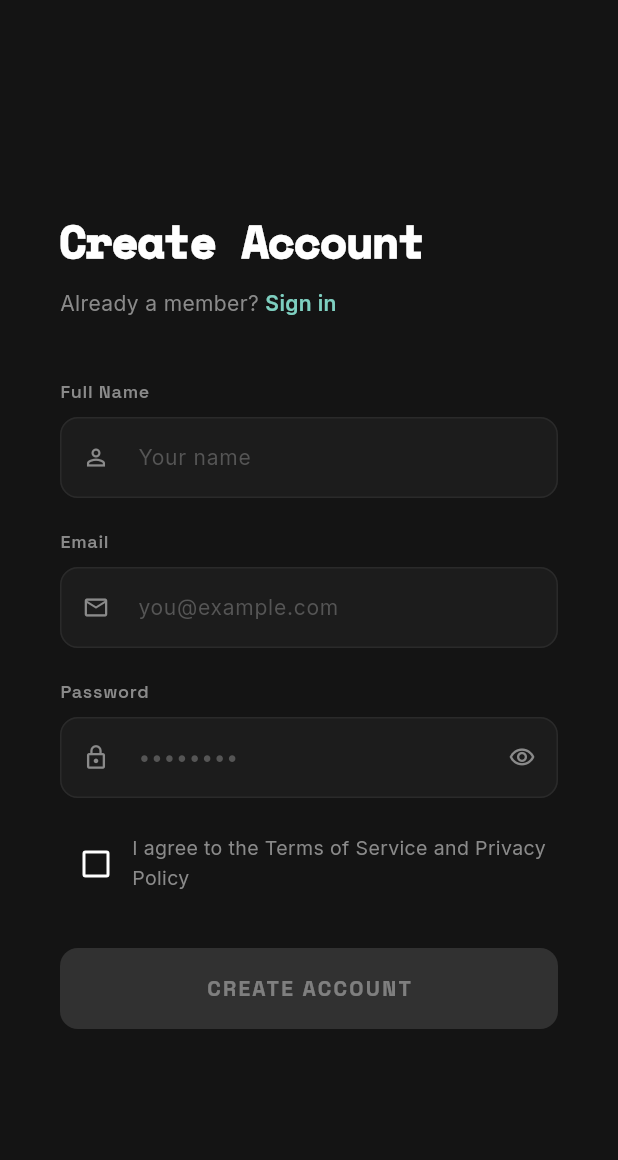
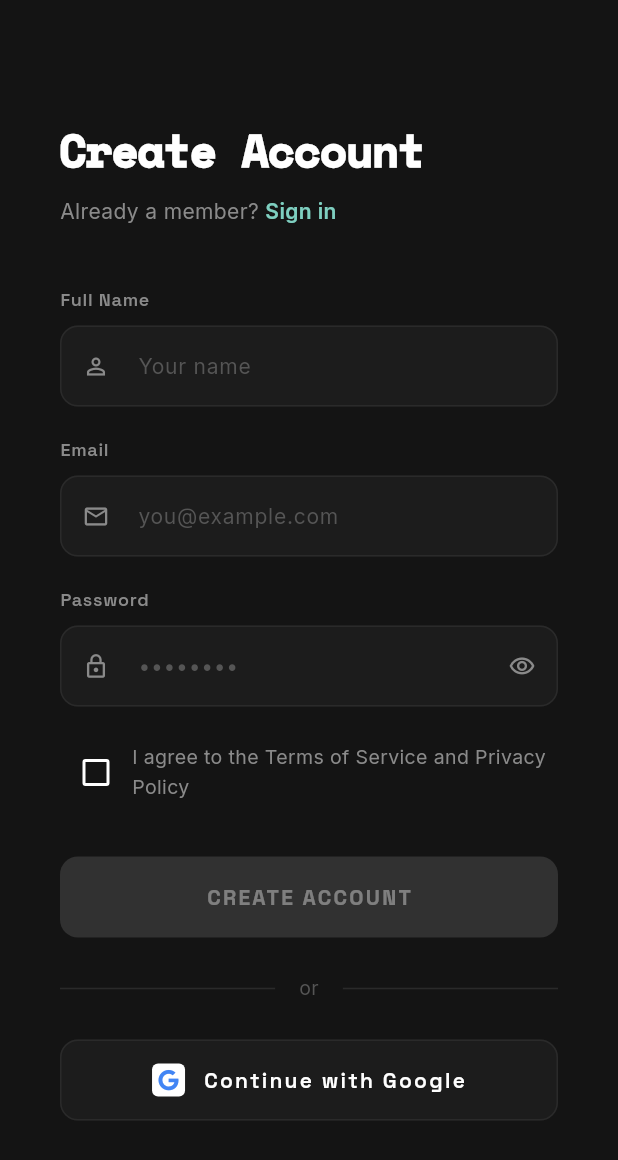
Before and after one commit to Ndwanny/society, a Flutter app: the SignupScreen screen opened by its route, on a phone screen of 412 x 824 dp. Shown: the top 1160 px of the screen. Run offline on Flutter 3.47's test engine with Material 3 defaults, Android fonts, the phone set to English and light mode, and no system bars; our stand-ins replace fl_chart, flutter_animate, font_awesome_flutter, go_router, google_fonts, supabase_flutter and 2 more; accounts and stored records are empty; network calls fail.

Commit message:
Add Google OAuth sign-in to Login and Signup screens
- AuthRepository.signInWithGoogle(): calls Supabase signInWithOAuth(google)
  web redirects automatically; mobile uses custom URI scheme
- _GoogleButton widget: outlined button with Google G icon (font_awesome),
  shows spinner while loading
- LoginScreen: Google button added below email/password divider
- SignupScreen: Google button added below Create Account button with divider

Requires: Google provider enabled in Supabase dashboard + OAuth credentials

Co-Authored-By: Claude Sonnet 4.6 <noreply@anthropic.com>

```diff
--- a/lib/core/repositories/auth_repository.dart
+++ b/lib/core/repositories/auth_repository.dart
@@ -1,3 +1,4 @@
+import 'package:flutter/foundation.dart' show kIsWeb;
 import 'package:supabase_flutter/supabase_flutter.dart';
 import '../services/supabase_service.dart';
 
@@ -34,6 +35,15 @@ class AuthRepository {
     return response.user!;
   }
 
+  /// Sign in with Google via Supabase OAuth.
+  /// On web the browser is redirected automatically; on mobile a WebView opens.
+  Future<void> signInWithGoogle() async {
+    await _client.auth.signInWithOAuth(
+      OAuthProvider.google,
+      redirectTo: kIsWeb ? null : 'io.supabase.society260://login-callback',
+    );
+  }
+
   /// Sign out current user.
   Future<void> signOut() async {
     await _client.auth.signOut();
--- a/lib/features/auth/login_screen.dart
+++ b/lib/features/auth/login_screen.dart
@@ -1,5 +1,6 @@
 import 'package:flutter/material.dart';
 import 'package:flutter_animate/flutter_animate.dart';
+import 'package:font_awesome_flutter/font_awesome_flutter.dart';
 import 'package:google_fonts/google_fonts.dart';
 import 'package:go_router/go_router.dart';
 import 'package:supabase_flutter/supabase_flutter.dart';
@@ -20,6 +21,7 @@ class _LoginScreenState extends State<LoginScreen> {
   final _passCtrl = TextEditingController();
   bool _obscure = true;
   bool _loading = false;
+  bool _googleLoading = false;
 
   @override
   void dispose() {
@@ -267,6 +269,14 @@ class _LoginScreenState extends State<LoginScreen> {
                         const _Divider(),
                         const SizedBox(height: 24),
 
+                        // Google sign-in
+                        _GoogleButton(
+                          loading: _googleLoading,
+                          onPressed: _handleGoogleSignIn,
+                        ),
+
+                        const SizedBox(height: 20),
+
                         // Admin link
                         Center(
                           child: TextButton(
@@ -318,6 +328,25 @@ class _LoginScreenState extends State<LoginScreen> {
     );
   }
 
+  void _handleGoogleSignIn() async {
+    setState(() => _googleLoading = true);
+    try {
+      await _authRepo.signInWithGoogle();
+      // On web, the page redirects — no need to navigate manually.
+    } catch (e) {
+      if (mounted) {
+        ScaffoldMessenger.of(context).showSnackBar(
+          SnackBar(
+            content: Text('Google sign-in failed: $e'),
+            backgroundColor: AppColors.coral,
+          ),
+        );
+      }
+    } finally {
+      if (mounted) setState(() => _googleLoading = false);
+    }
+  }
+
   void _handleLogin() async {
     final email = _emailCtrl.text.trim();
     final password = _passCtrl.text;
@@ -360,6 +389,7 @@ class _SignupScreenState extends State<SignupScreen> {
   final _passCtrl     = TextEditingController();
   bool _obscure = true;
   bool _loading = false;
+  bool _googleLoading = false;
   bool _agreedToTerms = false;
 
   @override
@@ -571,6 +601,15 @@ class _SignupScreenState extends State<SignupScreen> {
                                   ),
                           ),
                         ),
+
+                        const SizedBox(height: 24),
+                        const _Divider(),
+                        const SizedBox(height: 24),
+
+                        _GoogleButton(
+                          loading: _googleLoading,
+                          onPressed: _handleGoogleSignIn,
+                        ),
                       ],
                     ),
                   ),
@@ -581,6 +620,24 @@ class _SignupScreenState extends State<SignupScreen> {
         ],
       ),
     );
+  }
+
+  void _handleGoogleSignIn() async {
+    setState(() => _googleLoading = true);
+    try {
+      await _authRepo.signInWithGoogle();
+    } catch (e) {
+      if (mounted) {
+        ScaffoldMessenger.of(context).showSnackBar(
+          SnackBar(
+            content: Text('Google sign-in failed: $e'),
+            backgroundColor: AppColors.coral,
+          ),
+        );
+      }
+    } finally {
+      if (mounted) setState(() => _googleLoading = false);
+    }
   }
 
   Widget _field(
@@ -693,3 +750,68 @@ class _Divider extends StatelessWidget {
     );
   }
 }
+
+// ─── Google Sign-In Button ────────────────────────────────────────────────────
+class _GoogleButton extends StatelessWidget {
+  final bool loading;
+  final VoidCallback onPressed;
+  const _GoogleButton({required this.loading, required this.onPressed});
+
+  @override
+  Widget build(BuildContext context) {
+    return SizedBox(
+      width: double.infinity,
+      child: OutlinedButton(
+        onPressed: loading ? null : onPressed,
+        style: OutlinedButton.styleFrom(
+          backgroundColor: AppColors.cardBg,
+          foregroundColor: AppColors.white,
+          side: const BorderSide(color: AppColors.borderColor),
+          padding: const EdgeInsets.symmetric(vertical: 16),
+          shape: RoundedRectangleBorder(
+            borderRadius: BorderRadius.circular(12),
+          ),
+        ),
+        child: loading
+            ? const SizedBox(
+                width: 20,
+                height: 20,
+                child: CircularProgressIndicator(
+                  strokeWidth: 2,
+                  color: AppColors.teal,
+                ),
+              )
+            : Row(
+                mainAxisAlignment: MainAxisAlignment.center,
+                children: [
+                  // Google G icon in brand colours
+                  Container(
+                    width: 22,
+                    height: 22,
+                    decoration: BoxDecoration(
+                      color: Colors.white,
+                      borderRadius: BorderRadius.circular(4),
+                    ),
+                    child: const Center(
+                      child: FaIcon(
+                        FontAwesomeIcons.google,
+                        size: 14,
+                        color: Color(0xFF4285F4),
+                      ),
+                    ),
+                  ),
+                  const SizedBox(width: 12),
+                  Text(
+                    'Continue with Google',
+                    style: GoogleFonts.spaceGrotesk(
+                      fontWeight: FontWeight.w600,
+                      fontSize: 14,
+                      color: AppColors.white,
+                    ),
+                  ),
+                ],
+              ),
+      ),
+    );
+  }
+}
```
